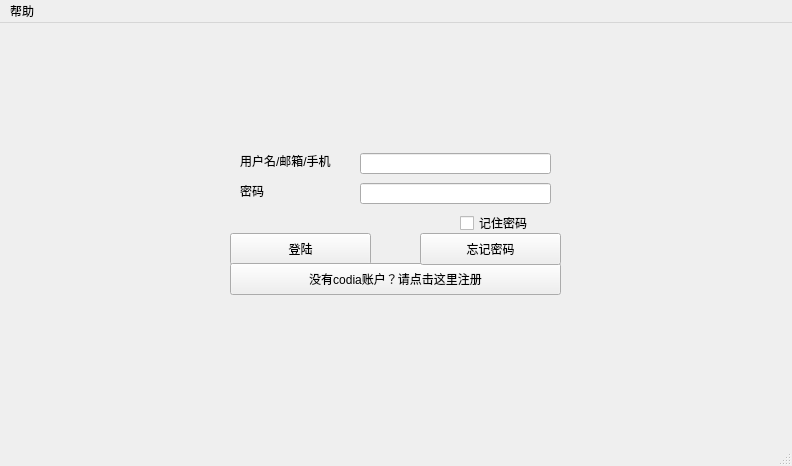
Above: loginWindow.ui from Camorgx/CodiaClient before the change. Below: the same form after it.
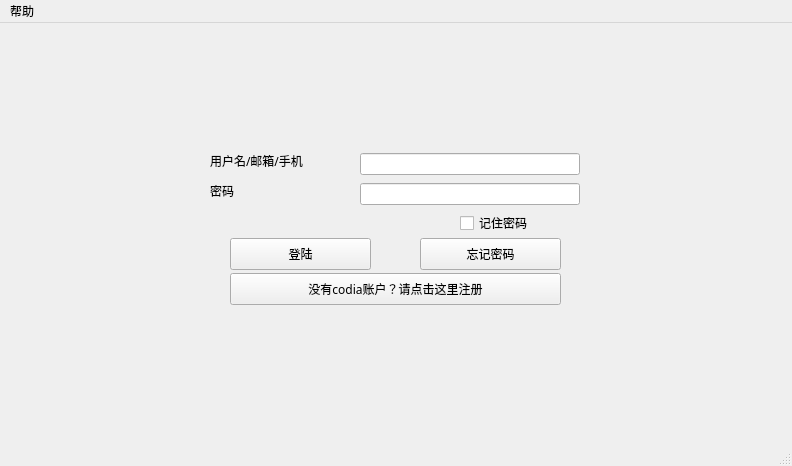
That is the form after the change.

The edit to the form file:
```diff
--- a/loginWindow.ui
+++ b/loginWindow.ui
@@ -2,6 +2,11 @@
 <ui version="4.0">
  <class>loginWindow</class>
  <widget class="QMainWindow" name="loginWindow">
+  <property name="font">
+   <font>
+    <family>Microsoft Yahei</family>
+   </font>
+  </property>
   <property name="geometry">
    <rect>
     <x>0</x>
@@ -27,21 +32,26 @@
   </property>
   <widget class="QWidget" name="centralwidget">
    <widget class="QLineEdit" name="lineEdit">
+    <property name="font">
+     <font>
+      <family>Consolas</family>
+     </font>
+    </property>
     <property name="geometry">
      <rect>
       <x>360</x>
       <y>130</y>
-      <width>191</width>
-      <height>21</height>
+      <width>220</width>
+      <height>22</height>
      </rect>
     </property>
    </widget>
    <widget class="QLabel" name="label">
     <property name="geometry">
      <rect>
-      <x>240</x>
+      <x>210</x>
       <y>130</y>
-      <width>101</width>
+      <width>145</width>
       <height>16</height>
      </rect>
     </property>
@@ -52,9 +62,9 @@
    <widget class="QLabel" name="label_2">
     <property name="geometry">
      <rect>
-      <x>240</x>
+      <x>210</x>
       <y>160</y>
-      <width>60</width>
+      <width>145</width>
       <height>16</height>
      </rect>
     </property>
@@ -63,12 +73,17 @@
     </property>
    </widget>
    <widget class="QLineEdit" name="lineEdit_2">
+    <property name="font">
+     <font>
+      <family>Consolas</family>
+     </font>
+    </property>
     <property name="geometry">
      <rect>
       <x>360</x>
       <y>160</y>
-      <width>191</width>
-      <height>21</height>
+      <width>220</width>
+      <height>22</height>
      </rect>
     </property>
    </widget>
@@ -76,7 +91,7 @@
     <property name="geometry">
      <rect>
       <x>230</x>
-      <y>210</y>
+      <y>215</y>
       <width>141</width>
       <height>32</height>
      </rect>
@@ -89,7 +104,7 @@
     <property name="geometry">
      <rect>
       <x>230</x>
-      <y>240</y>
+      <y>250</y>
       <width>331</width>
       <height>32</height>
      </rect>
@@ -102,7 +117,7 @@
     <property name="geometry">
      <rect>
       <x>420</x>
-      <y>210</y>
+      <y>215</y>
       <width>141</width>
       <height>32</height>
      </rect>
```
